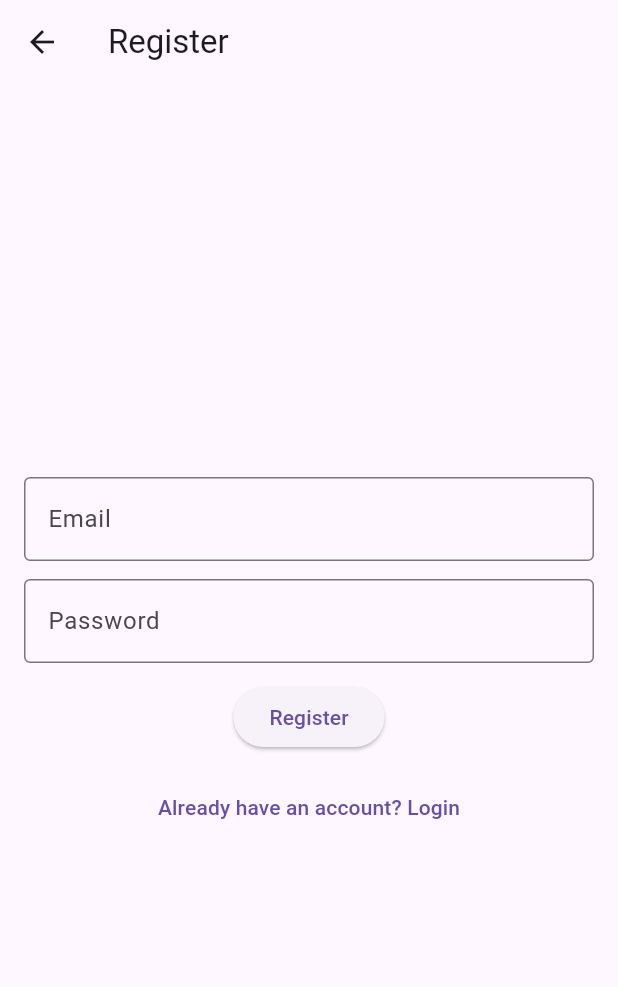
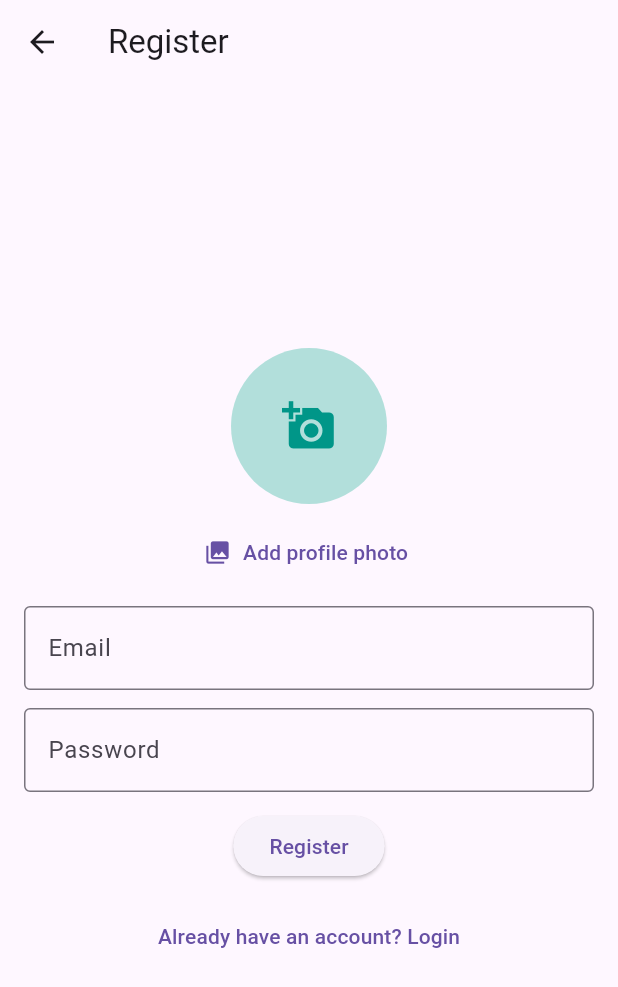
Before and after one commit to ndalandangan556120-star/Dalandangan_Task-8-FirebaseCrud, a Flutter app: the RegisterPage screen opened directly, after a tap on "Register", on a phone screen of 412 x 824 dp. Shown: the top 987 px of the screen. Run offline on Flutter 3.47's test engine with Material 3 defaults, Android fonts, the phone set to English and light mode, and no system bars; our stand-ins replace cloud_firestore, firebase_auth, firebase_core, google_sign_in, image_picker; missing offline and left inert: cloudinary_public; accounts and stored records are empty.

Commit message:
Add profile photo upload support
Co-authored-by: Copilot <223556219+Copilot@users.noreply.github.com>

```diff
--- a/lib/register_page.dart
+++ b/lib/register_page.dart
@@ -1,5 +1,8 @@
+import 'dart:io';
+
 import 'package:flutter/material.dart';
 import 'auth_service.dart';
+import 'crud_service.dart';
 import 'login_page.dart';
 
 class RegisterPage extends StatefulWidget {
@@ -10,9 +13,12 @@ class RegisterPage extends StatefulWidget {
 
 class _RegisterPageState extends State<RegisterPage> {
   final AuthService auth = AuthService();
+  final CrudService crud = CrudService();
   final TextEditingController emailCtrl = TextEditingController();
   final TextEditingController passwordCtrl = TextEditingController();
   bool loading = false;
+  File? selectedImageFile;
+  String? selectedImageUrl;
 
   @override
   Widget build(BuildContext context) {
@@ -24,6 +30,50 @@ class _RegisterPageState extends State<RegisterPage> {
           child: Column(
             mainAxisSize: MainAxisSize.min,
             children: [
+              GestureDetector(
+                onTap: () async {
+                  final pickedImage = await crud.pickImageForAddItem();
+                  if (pickedImage != null) {
+                    setState(() {
+                      selectedImageFile = pickedImage.file;
+                      selectedImageUrl = pickedImage.url;
+                    });
+                  }
+                },
+                child: CircleAvatar(
+                  radius: 52,
+                  backgroundColor: Colors.teal.shade100,
+                  backgroundImage: selectedImageFile != null
+                      ? FileImage(selectedImageFile!)
+                      : null,
+                  child: selectedImageFile == null
+                      ? const Icon(
+                          Icons.add_a_photo,
+                          size: 36,
+                          color: Colors.teal,
+                        )
+                      : null,
+                ),
+              ),
+              const SizedBox(height: 8),
+              TextButton.icon(
+                onPressed: () async {
+                  final pickedImage = await crud.pickImageForAddItem();
+                  if (pickedImage != null) {
+                    setState(() {
+                      selectedImageFile = pickedImage.file;
+                      selectedImageUrl = pickedImage.url;
+                    });
+                  }
+                },
+                icon: const Icon(Icons.photo_library),
+                label: Text(
+                  selectedImageFile == null
+                      ? "Add profile photo"
+                      : "Change photo",
+                ),
+              ),
+              const SizedBox(height: 12),
               TextField(
                 controller: emailCtrl,
                 decoration: const InputDecoration(
@@ -46,11 +96,16 @@ class _RegisterPageState extends State<RegisterPage> {
                     ? const CircularProgressIndicator(color: Colors.white)
                     : const Text("Register"),
                 onPressed: () async {
-                  if (emailCtrl.text.isEmpty || passwordCtrl.text.isEmpty) return;
+                  if (emailCtrl.text.isEmpty || passwordCtrl.text.isEmpty) {
+                    return;
+                  }
                   setState(() => loading = true);
 
                   final user = await auth.registerWithEmail(
-                      emailCtrl.text, passwordCtrl.text);
+                    emailCtrl.text,
+                    passwordCtrl.text,
+                    photoUrl: selectedImageUrl,
+                  );
 
                   if (!context.mounted) return;
                   setState(() => loading = false);
@@ -62,8 +117,10 @@ class _RegisterPageState extends State<RegisterPage> {
                       if (!context.mounted) return;
                       ScaffoldMessenger.of(context).showSnackBar(
                         const SnackBar(
-                            content: Text(
-                                "Verification email sent. Please check your inbox.")),
+                          content: Text(
+                            "Verification email sent. Please check your inbox.",
+                          ),
+                        ),
                       );
                     }
                     Navigator.pushReplacement(
```
Also changed, not shown: lib/auth_service.dart (+20 -6 lines), lib/crud_service.dart (+9 -8 lines), lib/home_page.dart (+29 -14 lines), pubspec.lock, 1 other file.
